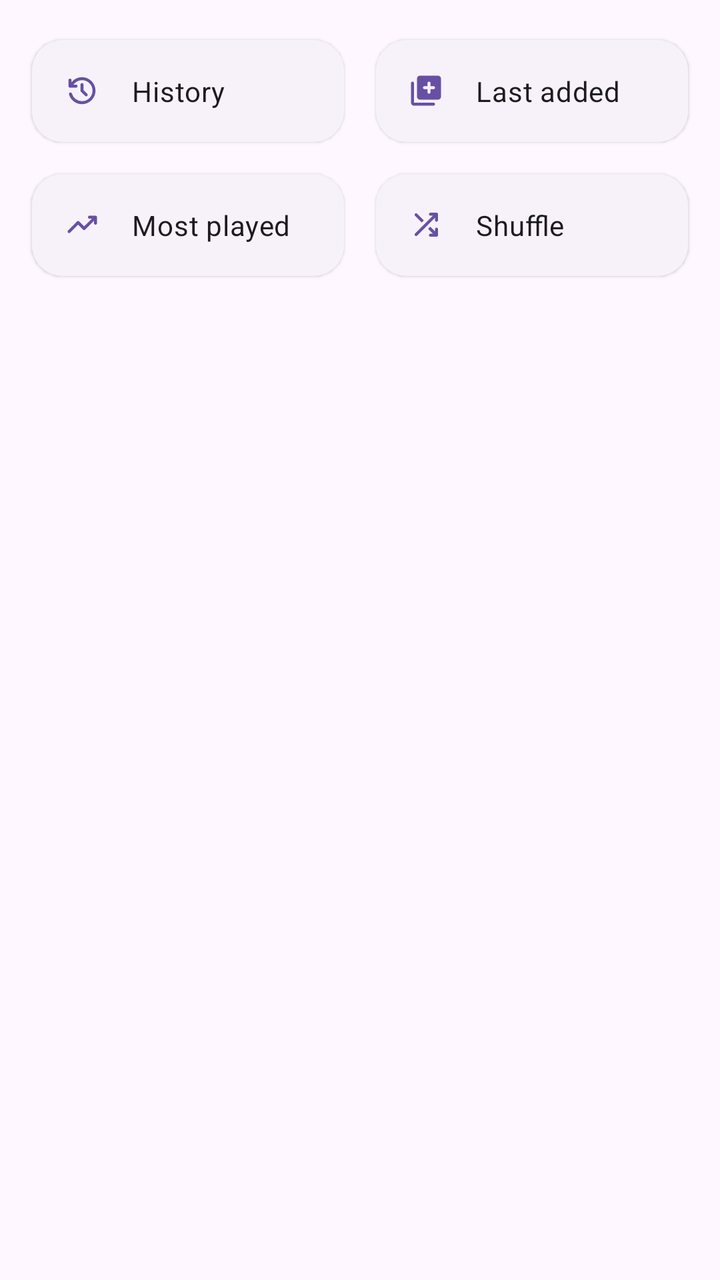
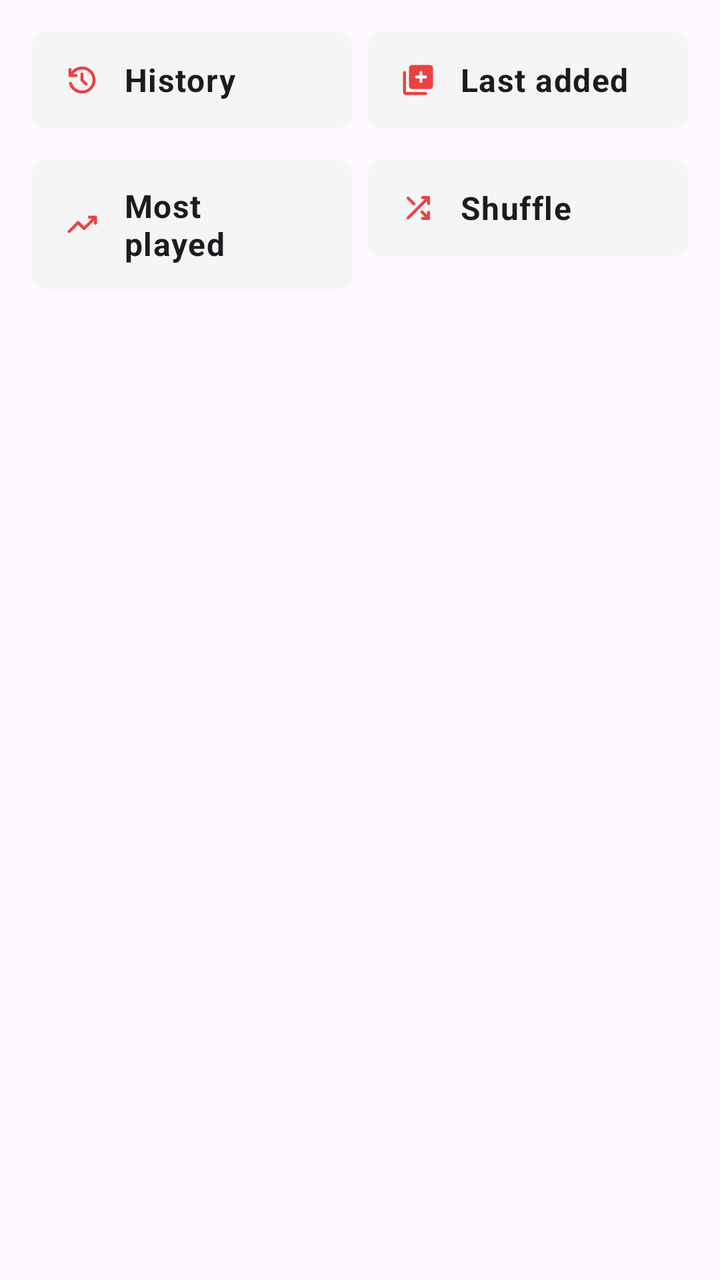

An Android layout rendered at two revisions. The XML below is the earlier revision; the diff shows what the commit changed to produce the second picture.
<!-- AndroidManifest.xml: application theme Theme.MuseMusic.FollowSystem -->
<!-- res/layout/abs_playlists.xml -->
<?xml version="1.0" encoding="utf-8"?>
<androidx.constraintlayout.widget.ConstraintLayout xmlns:android="http://schemas.android.com/apk/res/android"
    xmlns:app="http://schemas.android.com/apk/res-auto"
    android:layout_width="match_parent"
    android:layout_height="wrap_content"
    android:orientation="vertical"
    android:paddingBottom="12dp">

    <com.google.android.material.button.MaterialButton
        android:id="@+id/history"
        style="@style/HomeActionButton"
        android:layout_width="0dp"
        android:layout_height="wrap_content"
        android:layout_marginStart="16dp"
        android:layout_marginTop="16dp"
        android:layout_marginEnd="16dp"
        android:text="@string/history"
        app:icon="@drawable/ic_history"
        app:layout_constraintEnd_toStartOf="@+id/lastAdded"
        app:layout_constraintHorizontal_bias="0.5"
        app:layout_constraintStart_toStartOf="parent"
        app:layout_constraintTop_toTopOf="parent" />

    <com.google.android.material.button.MaterialButton
        android:id="@+id/lastAdded"
        style="@style/HomeActionButton"
        android:layout_width="0dp"
        android:layout_height="wrap_content"
        android:layout_marginEnd="16dp"
        android:text="@string/last_added"
        app:icon="@drawable/ic_library_add"
        app:layout_constraintEnd_toEndOf="parent"
        app:layout_constraintHorizontal_bias="0.5"
        app:layout_constraintStart_toEndOf="@+id/history"
        app:layout_constraintTop_toTopOf="@+id/history" />

    <com.google.android.material.button.MaterialButton
        android:id="@+id/topPlayed"
        style="@style/HomeActionButton"
        android:layout_width="0dp"
        android:layout_height="wrap_content"
        android:layout_marginTop="8dp"
        android:layout_marginEnd="16dp"
        android:text="@string/my_top_tracks"
        app:icon="@drawable/ic_trending_up"
        app:layout_constraintEnd_toStartOf="@+id/actionShuffle"
        app:layout_constraintHorizontal_bias="0.5"
        app:layout_constraintStart_toStartOf="@+id/history"
        app:layout_constraintTop_toBottomOf="@+id/history" />

    <com.google.android.material.button.MaterialButton
        android:id="@+id/actionShuffle"
        style="@style/HomeActionButton"
        android:layout_width="0dp"
        android:layout_height="wrap_content"
        android:layout_marginTop="8dp"
        android:text="@string/shuffle"
        app:icon="@drawable/ic_shuffle"
        app:layout_constraintEnd_toEndOf="@+id/lastAdded"
        app:layout_constraintHorizontal_bias="0.5"
        app:layout_constraintStart_toEndOf="@+id/topPlayed"
        app:layout_constraintTop_toBottomOf="@+id/lastAdded" />

</androidx.constraintlayout.widget.ConstraintLayout>
<!-- resources referenced by this layout -->
<resources>
  <string name="history">History</string>
  <string name="last_added">Last added</string>
  <string name="my_top_tracks">Most played</string>
  <string name="shuffle">Shuffle</string>
  <style name="HomeActionButton" parent="Widget.Material3.Button.ElevatedButton.Icon">
          <item name="android:paddingTop">16dp</item>
          <item name="android:paddingBottom">16dp</item>
          <item name="android:textColor">?attr/colorOnSurface</item>
          <item name="shapeAppearanceOverlay">
              @style/ShapeAppearanceOverlay.Material3.FloatingActionButton
          </item>
          <item name="iconPadding">16dp</item>
          <item name="iconGravity">start</item>
          <item name="android:gravity">start|center_vertical</item>
          <item name="android:textAppearance">@style/TextViewBody2</item>
      </style>
  <style name="Theme.MuseMusic.FollowSystem" parent="Theme.MuseMusic.Base.Adaptive">
          <item name="android:windowBackground">?colorSurface</item>
      </style>
  <style name="TextViewBody2" parent="TextAppearance.MaterialComponents.Body2" />
  <color name="netease_brand">#EC4141</color>
  <color name="netease_on_brand">#FFFFFF</color>
  <color name="netease_brand_container">#FDECEC</color>
  <color name="netease_on_brand_container">#8F1F1F</color>
  <color name="netease_surface">#FFFFFF</color>
  <color name="netease_text_primary">#333333</color>
  <color name="netease_surface_subtle">#F5F5F5</color>
  <color name="netease_text_secondary">#666666</color>
  <color name="netease_background">#FFFFFF</color>
  <color name="netease_outline">#D6D6D6</color>
  <color name="netease_divider">#E8E8E8</color>
  <color name="netease_error">#BA1A1A</color>
  <color name="netease_on_error">#FFFFFF</color>
  <!-- drawable round_selector (drawable) -->
  <ripple xmlns:android="http://schemas.android.com/apk/res/android"
      android:color="?android:attr/colorControlHighlight">
  
      <item
          android:id="@android:id/mask"
          android:drawable="@drawable/round_selector_mask" />
  
  </ripple>
  <style name="Widget.ActionButton.Overflow" parent="Widget.AppCompat.ActionButton.Overflow">
          <item name="android:contentDescription">@string/abc_action_menu_overflow_description</item>
      </style>
  <style name="MaterialAlertDialogTheme" parent="ThemeOverlay.Material3.MaterialAlertDialog" />
  <style name="MaterialPopupMenuStyle" parent="Widget.Material3.PopupMenu">
          <item name="android:popupBackground">@drawable/popup_background</item>
      </style>
  <color name="elevationOverlay">@color/elevationOverlayLight</color>
  <!-- drawable popup_background (drawable) -->
  <?xml version="1.0" encoding="utf-8"?>
  <layer-list xmlns:android="http://schemas.android.com/apk/res/android">
      <item>
          <shape>
              <solid android:color="?attr/colorSurface" />
              <corners android:radius="20dp" />
          </shape>
      </item>
      <item>
          <shape>
              <solid android:color="@color/m3_popupmenu_overlay_color"/>
              <corners android:radius="20dp" />
              <padding
                  android:bottom="10dp"
                  android:top="10dp" />
          </shape>
      </item>
  </layer-list>
  <!-- drawable round_selector_mask (drawable) -->
  <?xml version="1.0" encoding="utf-8"?>
  <shape xmlns:android="http://schemas.android.com/apk/res/android"
      android:shape="oval">
      <solid android:color="@android:color/white" />
  </shape>
  <dimen name="m3_card_corner_radius">8dp</dimen>
  <color name="md_green_500">#4CAF50</color>
  <style name="TextViewNormal" parent="">
          <item name="android:textSize">14sp</item>
      </style>
  <dimen name="button_padding_vertical">10dp</dimen>
  <color name="elevationOverlayLight">@color/netease_surface_subtle</color>
  <!-- unchanged entries left out for length: 7 -->
</resources>

<!-- the commit's change to res/layout/abs_playlists.xml (unified diff, before → after) -->
@@ -12,8 +12,8 @@
         android:layout_width="0dp"
         android:layout_height="wrap_content"
         android:layout_marginStart="16dp"
-        android:layout_marginTop="16dp"
-        android:layout_marginEnd="16dp"
+        android:layout_marginTop="12dp"
+        android:layout_marginEnd="4dp"
         android:text="@string/history"
         app:icon="@drawable/ic_history"
         app:layout_constraintEnd_toStartOf="@+id/lastAdded"
@@ -26,6 +26,7 @@
         style="@style/HomeActionButton"
         android:layout_width="0dp"
         android:layout_height="wrap_content"
+        android:layout_marginStart="4dp"
         android:layout_marginEnd="16dp"
         android:text="@string/last_added"
         app:icon="@drawable/ic_library_add"
@@ -40,7 +41,7 @@
         android:layout_width="0dp"
         android:layout_height="wrap_content"
         android:layout_marginTop="8dp"
-        android:layout_marginEnd="16dp"
+        android:layout_marginEnd="4dp"
         android:text="@string/my_top_tracks"
         app:icon="@drawable/ic_trending_up"
         app:layout_constraintEnd_toStartOf="@+id/actionShuffle"
@@ -54,6 +55,7 @@
         android:layout_width="0dp"
         android:layout_height="wrap_content"
         android:layout_marginTop="8dp"
+        android:layout_marginStart="4dp"
         android:text="@string/shuffle"
         app:icon="@drawable/ic_shuffle"
         app:layout_constraintEnd_toEndOf="@+id/lastAdded"
<!-- resource entries referenced after the edit -->
@@ -4,23 +4,26 @@
   <string name="last_added">Last added</string>
   <string name="my_top_tracks">Most played</string>
   <string name="shuffle">Shuffle</string>
-  <style name="HomeActionButton" parent="Widget.Material3.Button.ElevatedButton.Icon">
-          <item name="android:paddingTop">16dp</item>
-          <item name="android:paddingBottom">16dp</item>
+  <style name="HomeActionButton" parent="Widget.Material3.Button.TonalButton.Icon">
+          <item name="android:minHeight">56dp</item>
+          <item name="android:paddingTop">12dp</item>
+          <item name="android:paddingBottom">12dp</item>
+          <item name="android:backgroundTint">@color/netease_surface_subtle</item>
           <item name="android:textColor">?attr/colorOnSurface</item>
-          <item name="shapeAppearanceOverlay">
-              @style/ShapeAppearanceOverlay.Material3.FloatingActionButton
-          </item>
-          <item name="iconPadding">16dp</item>
+          <item name="cornerRadius">8dp</item>
+          <item name="elevation">0dp</item>
+          <item name="iconPadding">12dp</item>
+          <item name="iconTint">@color/netease_brand</item>
           <item name="iconGravity">start</item>
           <item name="android:gravity">start|center_vertical</item>
-          <item name="android:textAppearance">@style/TextViewBody2</item>
+          <item name="android:textAppearance">@style/TextViewBody1</item>
+          <item name="android:textStyle">bold</item>
       </style>
   <style name="Theme.MuseMusic.FollowSystem" parent="Theme.MuseMusic.Base.Adaptive">
           <item name="android:windowBackground">?colorSurface</item>
       </style>
-  <style name="TextViewBody2" parent="TextAppearance.MaterialComponents.Body2" />
   <color name="netease_brand">#EC4141</color>
+  <style name="TextViewBody1" parent="TextAppearance.MaterialComponents.Body1" />
   <color name="netease_on_brand">#FFFFFF</color>
   <color name="netease_brand_container">#FDECEC</color>
   <color name="netease_on_brand_container">#8F1F1F</color>
